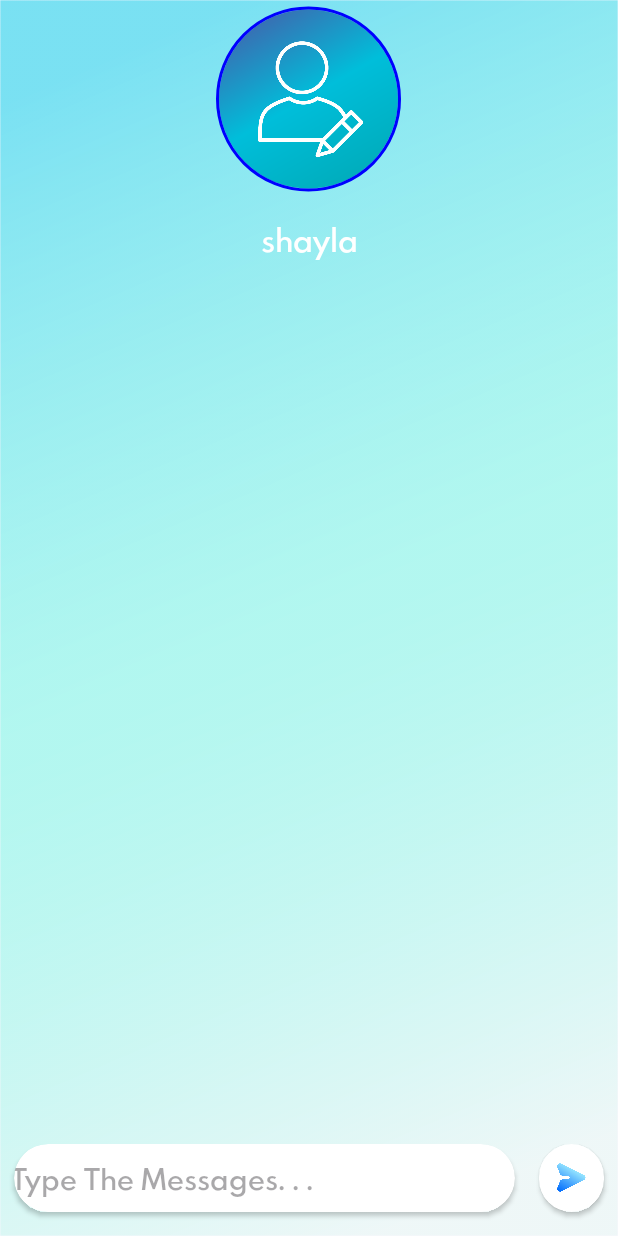
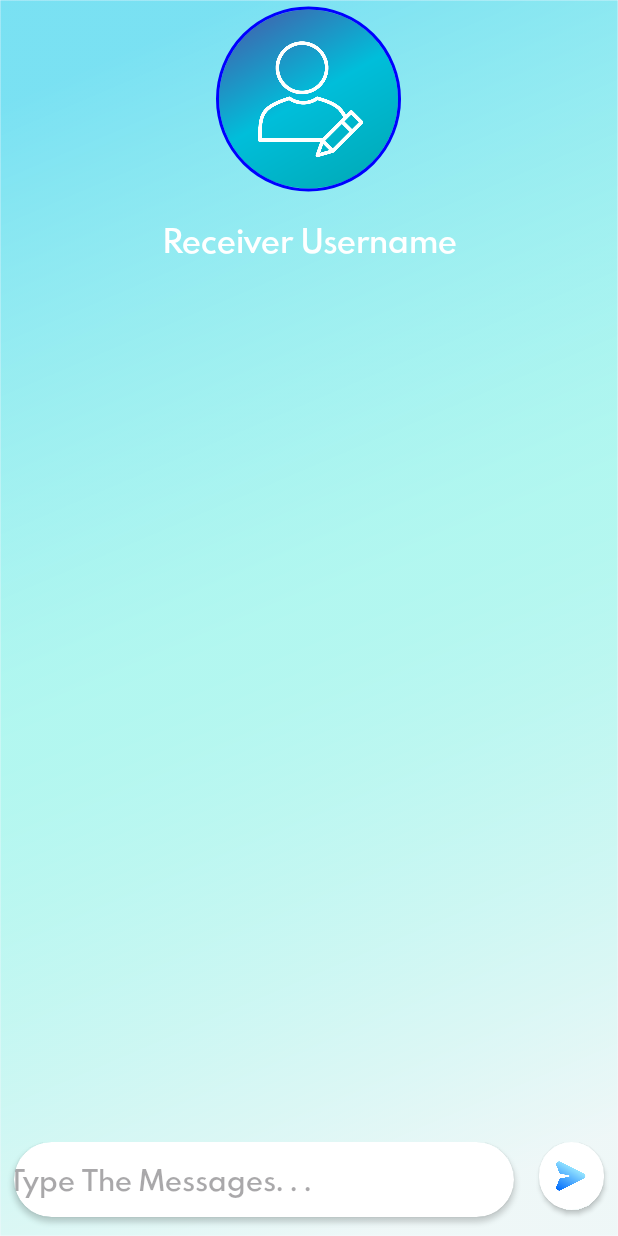
Before and after one commit to safa-jsk/Kotha-Ko, an Android app: the layout activity_chatbox.xml on its own in the app's theme, with its tools: preview values and no code run, on a phone screen of 412 x 824 dp. Run offline under Robolectric (Android 15) with nearby library versions, the phone set to English and light mode, and no system bars.

Commit message:
Debugged chat_box.java, users.java and user_adapter.java

```diff
--- a/app/src/main/AndroidManifest.xml
+++ b/app/src/main/AndroidManifest.xml
@@ -13,7 +13,7 @@
         android:theme="@style/Theme.KothaKo"
         tools:targetApi="31">
         <activity
-            android:name=".chatbox"
+            android:name=".chat_box"
             android:exported="false" />
         <activity
             android:name=".signup"
--- a/app/src/main/java/com/example/kothako/MainActivity.java
+++ b/app/src/main/java/com/example/kothako/MainActivity.java
@@ -24,6 +24,7 @@ import com.google.firebase.database.DatabaseError;
 import com.google.firebase.database.DatabaseReference;
 import com.google.firebase.database.FirebaseDatabase;
 import com.google.firebase.database.ValueEventListener;
+import com.google.firebase.internal.api.FirebaseNoSignedInUserException;
 
 import java.util.ArrayList;
 
@@ -114,6 +115,7 @@ public class MainActivity extends AppCompatActivity {
                         FirebaseAuth.getInstance().signOut();
                         Intent intent = new Intent(MainActivity.this, login.class);
                         startActivity(intent);
+                        finish();
                     }
                 });
 
--- a/app/src/main/res/layout/activity_chatbox.xml
+++ b/app/src/main/res/layout/activity_chatbox.xml
@@ -5,12 +5,11 @@
     android:id="@+id/main"
     android:layout_width="match_parent"
     android:layout_height="match_parent"
-    android:background="@drawable/chatback1"
-    tools:context=".chatbox">
-
+    android:background="@drawable/chat_back1"
+    tools:context=".chat_box">
 
     <LinearLayout
-        android:id="@+id/lol"
+        android:id="@+id/linear_layout"
         android:layout_width="match_parent"
         android:layout_height="wrap_content"
         android:gravity="center"
@@ -32,32 +31,31 @@
             app:layout_constraintVertical_bias="0.25" />
 
         <TextView
-            android:id="@+id/recivername"
+            android:id="@+id/receiver_name"
             android:layout_width="match_parent"
             android:layout_height="wrap_content"
             android:layout_margin="13.00dp"
             android:fontFamily="@font/spartan_bold"
             android:gravity="center"
-            android:text="shayla"
-            android:textColor="@color/white"
-            android:textSize="19.00sp" />
-
+            android:text="@string/receiver"
+            android:textColor="#ffffff"
+            android:textSize="20.00sp" />
 
     </LinearLayout>
 
     <androidx.recyclerview.widget.RecyclerView
         android:layout_width="match_parent"
-        android:layout_height="502dp"
+        android:layout_height="500dp"
         android:layout_alignParentTop="true"
         android:layout_alignParentBottom="true"
         android:layout_marginTop="180dp"
-        android:layout_marginBottom="9dp"
-        android:layout_below="@id/lol"
+        android:layout_marginBottom="10dp"
+        android:layout_below="@id/linear_layout"
         android:padding="13.00dp"/>
 
     <LinearLayout
         android:layout_width="match_parent"
-        android:layout_height="58.50dp"
+        android:layout_height="60dp"
         android:orientation="horizontal"
         android:layout_alignParentBottom="true"
         android:layout_marginStart="2.60dp"
@@ -65,47 +63,46 @@
         android:layout_marginBottom="2.60dp"
         android:layout_marginEnd="2.60dp">
 
-
         <androidx.cardview.widget.CardView
+            android:id="@+id/card_chat"
             android:layout_width="match_parent"
-            android:layout_height="45.50dp"
+            android:layout_height="50dp"
             android:background="#000000"
             app:cardCornerRadius="32.50dp"
             android:layout_marginStart="6.50dp"
-            android:layout_marginEnd="9.10dp"
+            android:layout_marginEnd="10dp"
             android:layout_weight="1">
 
-
             <EditText
-                android:layout_width="338dp"
-                android:layout_height="45dp"
+                android:id="@+id/edit_chat"
+                android:layout_width="340dp"
+                android:layout_height="50dp"
                 android:layout_gravity="center"
                 android:background="@null"
                 android:fontFamily="@font/spartan_bold"
-                android:hint="@string/typeamessages"/>
-
+                android:hint="@string/type_message"
+                android:importantForAutofill="no"
+                android:inputType="" />
 
         </androidx.cardview.widget.CardView>
 
         <androidx.cardview.widget.CardView
+            android:id="@+id/card_send"
             android:layout_width="100.50dp"
             android:layout_height="45.50dp"
-            android:background="#000000"
+            android:background="#ffffff"
             app:cardCornerRadius="32.50dp"
             android:layout_marginStart="6.50dp"
             android:layout_marginEnd="6.50dp"
             android:layout_weight="1">
 
-
             <ImageView
-                android:layout_width="19.50dp"
-                android:layout_height="19.50dp"
+                android:id="@+id/button_send"
+                android:layout_width="20dp"
+                android:layout_height="20dp"
                 android:layout_gravity="center"
-                android:background="@drawable/send"/>
-
-
-
-
+                android:background="@drawable/send"
+                android:contentDescription="@string/send_button" />
 
         </androidx.cardview.widget.CardView>
 
--- a/app/src/main/res/values/strings.xml
+++ b/app/src/main/res/values/strings.xml
@@ -31,5 +31,7 @@
     <string name="confirm_logout">Confirm Logout?</string>
     <string name="no">NO</string>
     <string name="yes">YES</string>
-    <string name="typeamessages">Type The Messages. . . </string>
+    <string name="type_message">Type The Messages. . . </string>
+    <string name="send_button">send_button</string>
+    <string name="receiver">Receiver Username</string>
 </resources>
```
Also changed, not shown: app/src/main/java/com/example/kothako/chat_box.java (renamed from app/src/main/java/com/example/kothako/chatbox.java, +10 -22 lines), app/src/main/java/com/example/kothako/user_adapter.java (+5 -8 lines), app/src/main/java/com/example/kothako/users.java (+2 -6 lines), app/src/main/res/drawable/chat_back1.png (renamed from app/src/main/res/drawable/chatback1.png).
